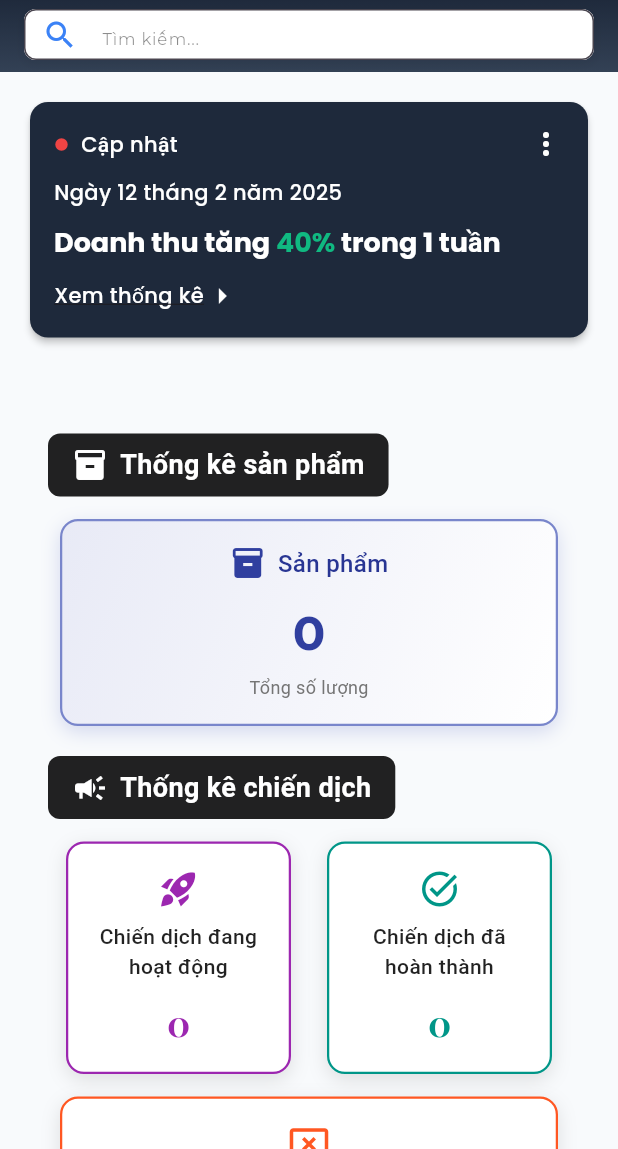
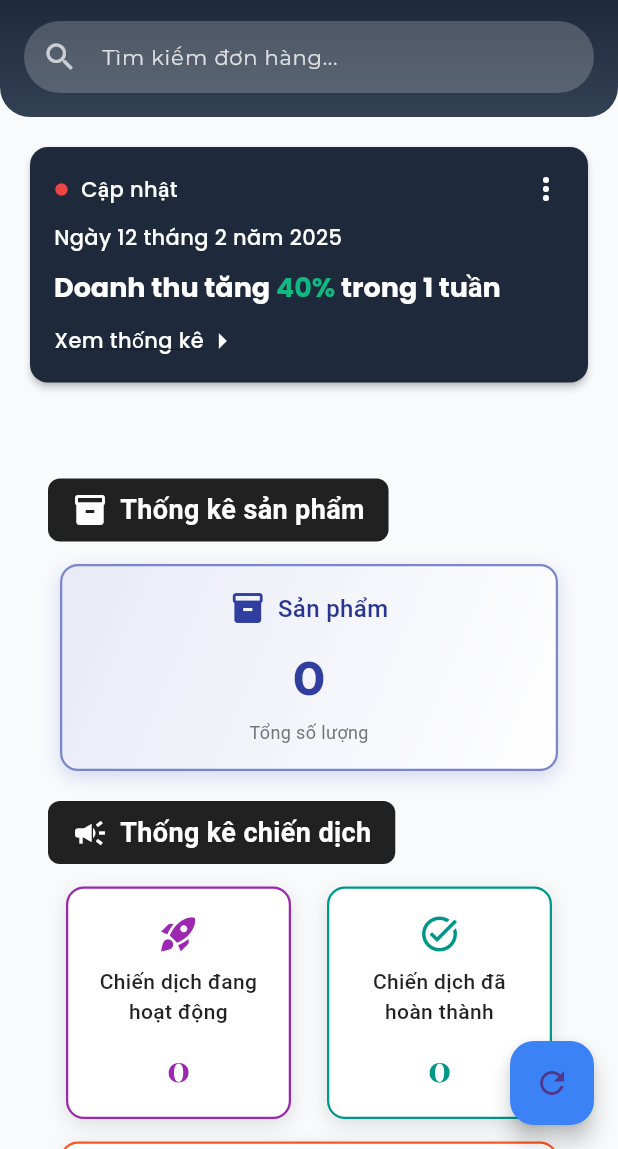
Before and after one commit to server-craftsman/swd392-mobile-electrical-preorder-system, a Flutter app: the DashboardPage screen opened directly, on a phone screen of 412 x 824 dp, the part 87-1236 px from its top. Run offline on Flutter 3.47's test engine with Material 3 defaults, Android fonts, the phone set to English and light mode, and no system bars; our stand-ins replace dio, firebase_core, firebase_messaging, flutter_local_notifications, flutter_svg, go_router and 2 more; missing offline and left inert: firebase_app_installations; accounts and stored records are empty; network calls fail; project files that could hold a hidden picture were left out.

Commit message:
[NguyenDanHuy_21.03.2025] feat: Enhance user management and dashboard functionality
- Added role filtering capability in user management to fetch users based on selected roles.
- Implemented search functionality in the dashboard for improved order management.
- Refactored UI components for better layout, including search bars and dropdowns for filtering.
- Improved loading indicators and error handling during data fetch operations.

```diff
--- a/lib/features/admin/overview/index.dart
+++ b/lib/features/admin/overview/index.dart
@@ -5,7 +5,6 @@ import 'package:mobile_electrical_preorder_system/core/network/order/res/index.d
 
 // Import partials with consistent naming
 import './partials/dashboard.dart';
-import './partials/search.dart';
 import './partials/card_state_less.dart';
 import './partials/transaction.dart';
 import './partials/constants.dart';
@@ -29,11 +28,27 @@ class _DashboardPageState extends State<DashboardPage> {
 
   bool _isLoading = false;
   List<Order> _recentOrders = [];
+  final TextEditingController _searchController = TextEditingController();
+  String _searchQuery = '';
 
   @override
   void initState() {
     super.initState();
     _fetchOrderData();
+    _searchController.addListener(_onSearchChanged);
+  }
+
+  @override
+  void dispose() {
+    _searchController.dispose();
+    super.dispose();
+  }
+
+  void _onSearchChanged() {
+    setState(() {
+      _searchQuery = _searchController.text;
+    });
+    // Search functionality can be implemented here
   }
 
   Future<void> _fetchOrderData() async {
@@ -91,29 +106,82 @@ class _DashboardPageState extends State<DashboardPage> {
           IconButton(
             icon: Icon(Icons.refresh),
             onPressed: _fetchOrderData,
-            tooltip: 'Refresh data',
+            tooltip: 'Làm mới dữ liệu',
           ),
         ],
       ),
-      body: SafeArea(
-        child: Column(
+      body: Column(
         children: [
           // Gradient header
           Container(
-              height: 50,
+            height: 80,
             decoration: BoxDecoration(
               gradient: LinearGradient(
-                  colors: [
-                    DashboardColors.primary,
-                    DashboardColors.primaryLight,
-                  ],
+                colors: [DashboardColors.primary, DashboardColors.primaryLight],
                 begin: Alignment.topCenter,
                 end: Alignment.bottomCenter,
               ),
+              borderRadius: BorderRadius.vertical(bottom: Radius.circular(20)),
             ),
             child: Padding(
-                padding: const EdgeInsets.fromLTRB(16.0, 8.0, 16.0, 8.0),
-                child: SearchBarWidget(),
+              padding: const EdgeInsets.symmetric(
+                horizontal: 16.0,
+                vertical: 16.0,
+              ),
+              child: Row(
+                children: [
+                  Expanded(
+                    child: TextField(
+                      controller: _searchController,
+                      decoration: InputDecoration(
+                        hintText: 'Tìm kiếm đơn hàng...',
+                        hintStyle: GoogleFonts.montserrat(
+                          fontSize: 14,
+                          color: Colors.grey.shade300,
+                        ),
+                        prefixIcon: Icon(Icons.search, color: Colors.white70),
+                        suffixIcon:
+                            _searchQuery.isNotEmpty
+                                ? IconButton(
+                                  icon: Icon(
+                                    Icons.clear,
+                                    color: Colors.white70,
+                                  ),
+                                  onPressed: () {
+                                    _searchController.clear();
+                                  },
+                                )
+                                : null,
+                        filled: true,
+                        fillColor: Colors.white.withOpacity(0.2),
+                        border: OutlineInputBorder(
+                          borderRadius: BorderRadius.circular(30),
+                          borderSide: BorderSide.none,
+                        ),
+                        enabledBorder: OutlineInputBorder(
+                          borderRadius: BorderRadius.circular(30),
+                          borderSide: BorderSide.none,
+                        ),
+                        focusedBorder: OutlineInputBorder(
+                          borderRadius: BorderRadius.circular(30),
+                          borderSide: BorderSide(
+                            color: Colors.white.withOpacity(0.3),
+                            width: 1,
+                          ),
+                        ),
+                        contentPadding: EdgeInsets.symmetric(
+                          vertical: 10,
+                          horizontal: 20,
+                        ),
+                      ),
+                      style: GoogleFonts.montserrat(
+                        color: Colors.white,
+                        fontSize: 14,
+                      ),
+                    ),
+                  ),
+                ],
+              ),
             ),
           ),
 
@@ -167,6 +235,12 @@ class _DashboardPageState extends State<DashboardPage> {
           ),
         ],
       ),
+      floatingActionButton: FloatingActionButton(
+        heroTag: "dashboardRefreshButton",
+        onPressed: _fetchOrderData,
+        backgroundColor: DashboardColors.secondary,
+        child: Icon(Icons.refresh),
+        tooltip: 'Làm mới dữ liệu',
       ),
     );
   }
```
Also changed, not shown: lib/core/network/user/user_network.dart (+14 -2 lines), lib/features/admin/user/index.dart (+69 -33 lines). Lines whose indentation alone changed are shown as unchanged.
